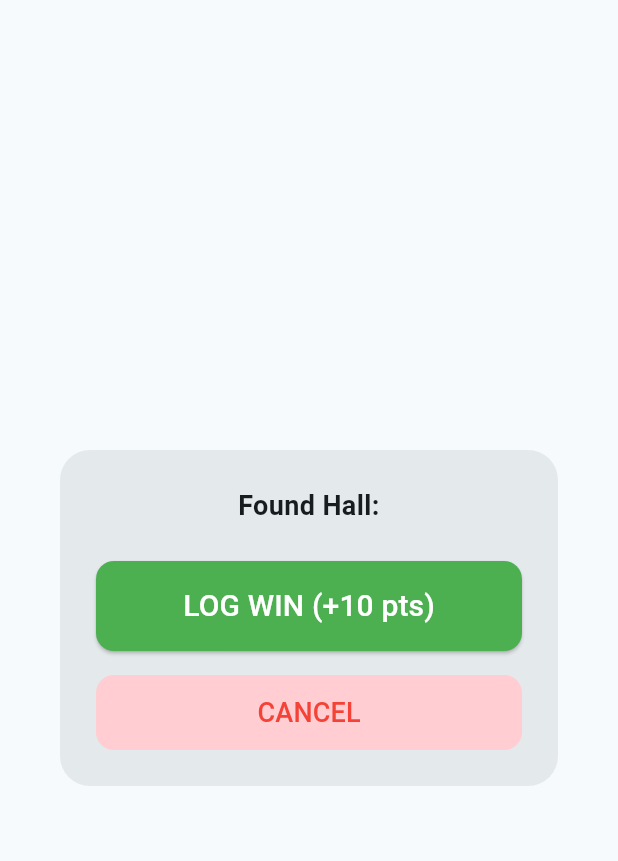
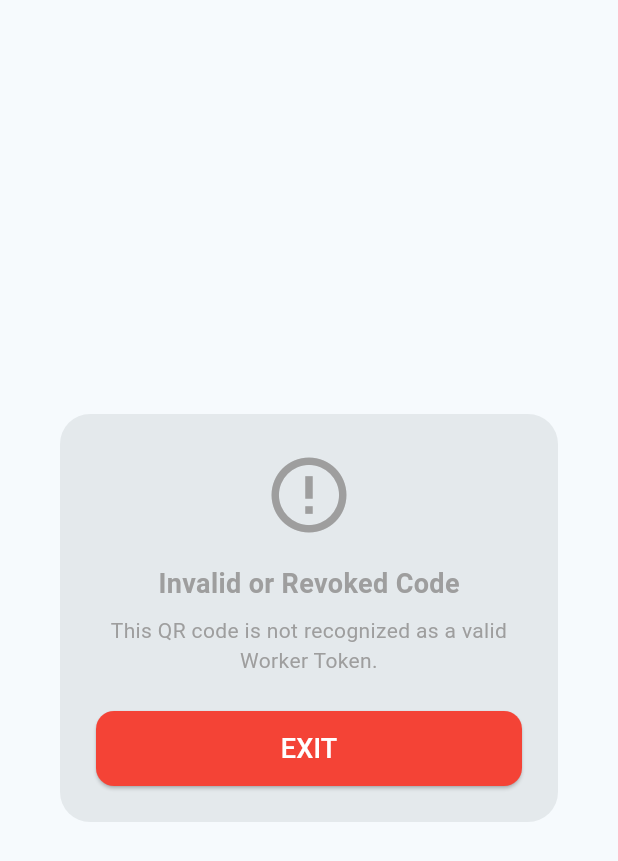
Before and after one commit to Jaledia97/freespc-2026, a Flutter app: the ScanActionDialog widget shown alone on an empty page, opened directly with empty values, on a phone screen of 412 x 824 dp. Shown: the top 861 px of the screen. Run offline on Flutter 3.47's test engine with Material 3 defaults, Android fonts, the phone set to English and light mode, and no system bars; our stand-ins replace cloud_firestore, firebase_auth, firebase_core, flutter_riverpod, freezed_annotation, google_sign_in; missing offline and left inert: mobile_scanner; accounts and stored records are empty; network calls fail.

Commit message:
feat: implement secure qr token scanner and owner role verification

```diff
--- a/lib/features/home/repositories/hall_repository.dart
+++ b/lib/features/home/repositories/hall_repository.dart
@@ -1,6 +1,7 @@
 import 'package:cloud_firestore/cloud_firestore.dart';
 import 'package:flutter_riverpod/flutter_riverpod.dart';
 import '../../../models/bingo_hall_model.dart';
+import '../../../models/user_model.dart'; // Import UserModel
 import 'dart:math';
 
 final hallRepositoryProvider = Provider((ref) => HallRepository(FirebaseFirestore.instance));
@@ -42,4 +43,56 @@ class HallRepository {
 
     await docRef.set(hallWithId.toJson());
   }
+
+  Future<void> seedMaryEstherEnv(String userId) async {
+    const hallId = 'mary-esther-bingo';
+
+    // 1. Create/Update the specific Hall
+    final hall = BingoHallModel(
+      id: hallId,
+      name: "Mary Esther Bingo",
+      beaconUuid: "meb-beacon-001",
+      latitude: 30.407,
+      longitude: -86.662,
+      isActive: true,
+    );
+
+    await _firestore.collection('bingo_halls').doc(hallId).set(hall.toJson());
+
+    // 2. Update the User to be Owner
+    final userRef = _firestore.collection('users').doc(userId);
+
+    await userRef.update({
+      'role': 'owner',
+      'homeBaseId': hallId,
+      'qrToken': 'meb-owner-token-${userId.substring(0, 5)}', // Semi-stable token
+    });
+  }
+
+  Future<UserModel?> getWorkerFromQr(String qrToken) async {
+    try {
+      print('Scanning for Token: $qrToken');
+      final querySnapshot = await _firestore
+          .collection('users')
+          .where('qrToken', isEqualTo: qrToken)
+          .limit(1)
+          .get();
+
+      if (querySnapshot.docs.isEmpty) return null;
+
+      final userDoc = querySnapshot.docs.first;
+      final user = UserModel.fromJson(userDoc.data());
+
+      // Validate Role
+      final validRoles = ['worker', 'admin', 'owner'];
+      if (!validRoles.contains(user.role)) {
+        return null; // Found user but not authorized
+      }
+
+      return user;
+    } catch (e) {
+      print("Error finding worker: $e");
+      return null;
+    }
+  }
 }
--- a/lib/features/scan/presentation/scan_action_dialog.dart
+++ b/lib/features/scan/presentation/scan_action_dialog.dart
@@ -2,16 +2,20 @@ import 'package:flutter/material.dart';
 import 'package:flutter_riverpod/flutter_riverpod.dart';
 import '../../wallet/services/transaction_service.dart';
 import '../../../services/auth_service.dart';
+import '../../home/repositories/hall_repository.dart';
+import '../../../models/user_model.dart';
+import '../../../models/bingo_hall_model.dart'; // Just in case, though we used string ID
 
-enum DialogState { idle, loading, success }
+// Added notFound state
+enum DialogState { checking, idle, loading, success, notFound }
 
 class ScanActionDialog extends ConsumerStatefulWidget {
-  final String hallId;
+  final String content;
   final VoidCallback onResumeCamera;
 
   const ScanActionDialog({
     super.key,
-    required this.hallId,
+    required this.content,
     required this.onResumeCamera,
   });
 
@@ -20,7 +24,37 @@ class ScanActionDialog extends ConsumerStatefulWidget {
 }
 
 class _ScanActionDialogState extends ConsumerState<ScanActionDialog> {
-  DialogState _state = DialogState.idle;
+  DialogState _state = DialogState.checking;
+  UserModel? _verifiedWorker;
+  String? _targetHallId;
+
+  @override
+  void initState() {
+    super.initState();
+    _verifyScanContent();
+  }
+
+  Future<void> _verifyScanContent() async {
+    // Check if this is a worker
+    final worker = await ref.read(hallRepositoryProvider).getWorkerFromQr(widget.content);
+
+    if (worker != null && worker.homeBaseId != null) {
+      _verifiedWorker = worker;
+      _targetHallId = worker.homeBaseId;
+      if (mounted) {
+        setState(() {
+           _state = DialogState.idle; // Idle here means "Found & Waiting for confirmation"
+        });
+      }
+    } else {
+      // STRICT: If not a worker, it is INVALID.
+      if (mounted) {
+        setState(() {
+           _state = DialogState.notFound;
+        });
+      }
+    }
+  }
 
   @override
   Widget build(BuildContext context) {
@@ -31,12 +65,54 @@ class _ScanActionDialogState extends ConsumerState<ScanActionDialog> {
         child: Column(
           mainAxisSize: MainAxisSize.min,
           children: [
-            if (_state == DialogState.idle) ...[
-              Text(
-                "Found Hall: ${widget.hallId}",
-                style: const TextStyle(fontSize: 18, fontWeight: FontWeight.bold),
-                textAlign: TextAlign.center,
+            if (_state == DialogState.checking) ...[
+              const CircularProgressIndicator(),
+              const SizedBox(height: 16),
+              const Text("Verifying Code..."),
+            ] else if (_state == DialogState.notFound) ...[
+               const Icon(Icons.error_outline, color: Colors.grey, size: 60),
+               const SizedBox(height: 16),
+               const Text(
+                 "Invalid or Revoked Code",
+                 style: TextStyle(fontSize: 18, fontWeight: FontWeight.bold, color: Colors.grey),
+               ),
+               const SizedBox(height: 8),
+               const Text(
+                 "This QR code is not recognized as a valid Worker Token.",
+                 textAlign: TextAlign.center,
+                 style: TextStyle(color: Colors.grey),
+               ),
+               const SizedBox(height: 24),
+               SizedBox(
+                width: double.infinity,
+                height: 50,
+                child: ElevatedButton(
+                  style: ElevatedButton.styleFrom(
+                    backgroundColor: Colors.red,
+                    foregroundColor: Colors.white,
+                    shape: RoundedRectangleBorder(
+                      borderRadius: BorderRadius.circular(12),
+                    ),
+                  ),
+                  onPressed: () {
+                    Navigator.pop(context);
+                  },
+                  child: const Text("EXIT", style: TextStyle(fontSize: 18)),
+                ),
               ),
+            ] else if (_state == DialogState.idle) ...[
+                 // Worker Found State
+                 const Icon(Icons.verified_user, color: Colors.blue, size: 48),
+                 const SizedBox(height: 8),
+                 Text(
+                  "Verified by ${_verifiedWorker!.firstName}",
+                  style: const TextStyle(fontSize: 18, fontWeight: FontWeight.bold, color: Colors.blue),
+                  textAlign: TextAlign.center,
+                ),
+                Text("Role: ${_verifiedWorker!.role}", style: const TextStyle(fontSize: 12, color: Colors.grey)),
+                const SizedBox(height: 16),
+                Text("Checking in at: $_targetHallId"),
+
               const SizedBox(height: 24),
               SizedBox(
                 width: double.infinity,
@@ -50,7 +126,7 @@ class _ScanActionDialogState extends ConsumerState<ScanActionDialog> {
                     ),
                   ),
                   onPressed: _logWin,
-                  child: const Text("LOG WIN (+10 pts)", style: TextStyle(fontSize: 20)),
+                  child: const Text("ACCEPT WIN (+10 pts)", style: TextStyle(fontSize: 20)),
                 ),
               ),
               const SizedBox(height: 16),
@@ -74,11 +150,13 @@ class _ScanActionDialogState extends ConsumerState<ScanActionDialog> {
             ] else if (_state == DialogState.loading) ...[
               const CircularProgressIndicator(),
               const SizedBox(height: 16),
-              const Text("Processing..."),
+              const Text("Processing Transaction..."),
             ] else if (_state == DialogState.success) ...[
               const Icon(Icons.check_circle, color: Colors.green, size: 80),
               const SizedBox(height: 16),
               const Text("Points Added!", style: TextStyle(fontSize: 20, fontWeight: FontWeight.bold)),
+              if (_verifiedWorker != null)
+                const Text("Authorized Transaction", style: TextStyle(color: Colors.grey)),
             ],
           ],
         ),
@@ -90,34 +168,23 @@ class _ScanActionDialogState extends ConsumerState<ScanActionDialog> {
     setState(() => _state = DialogState.loading);
 
     final user = ref.read(authStateChangesProvider).value;
-    if (user != null) {
+    if (user != null && _targetHallId != null) {
       try {
         await ref.read(transactionServiceProvider).awardPoints(
           userId: user.uid,
-          hallId: widget.hallId,
+          hallId: _targetHallId!,
           points: 10,
-          description: "Scanned at ${widget.hallId}",
+          description: "Authorized Check-in by ${_verifiedWorker!.firstName} (${_verifiedWorker!.role})",
+          authorizedByWorkerId: _verifiedWorker?.uid,
         );
 
         setState(() => _state = DialogState.success);
 
-        // Wait 1.5s then close
         await Future.delayed(const Duration(milliseconds: 1500));
 
         if (mounted) {
-          Navigator.pop(context); // Close Dialog
-          Navigator.of(context).popUntil((route) => route.isFirst); // Go to Home (assuming Scan is moved to)
-          // Or just close scanner if it is a tab.
-          // If Scanner is a tab, we probably just want to close the dialog.
-          // But requirement said "Close Scanner (pop)".
-          // Let's assume Scanner is accessed via FAB and is a pushed route?
-          // Actually MainLayout has it as a TAB/FAB.
-          // If it's the `MainLayout` FAB, we are in `ScanScreen`.
-          // If we want to "Go Home", we can just switch tab or pop if `ScanScreen` was pushed.
-          // Given `MainLayout` structure "Docked Navigation", let's assume `ScanScreen` might be a modal or separate screen.
-          // Re-reading `MainLayout`: it uses `widget.child`? No, standard Scaffold.
-          // Wait, `MainLayout` refactor... let's check `MainLayout` code later.
-          // For now, let's just close the dialog.
+          Navigator.pop(context);
+          Navigator.of(context).popUntil((route) => route.isFirst);
 
           ScaffoldMessenger.of(context).showSnackBar(
             const SnackBar(content: Text('Points Added!')),
--- a/lib/features/scan/presentation/scan_screen.dart
+++ b/lib/features/scan/presentation/scan_screen.dart
@@ -52,7 +52,7 @@ class _ScanScreenState extends State<ScanScreen> {
                 context: context,
                 barrierDismissible: false,
                 builder: (context) => ScanActionDialog(
-                  hallId: code,
+                  content: code!,
                   onResumeCamera: () { },
                 ),
               ).then((_) {
--- a/lib/features/wallet/services/transaction_service.dart
+++ b/lib/features/wallet/services/transaction_service.dart
@@ -13,6 +13,7 @@ class TransactionService {
     required String hallId,
     required int points,
     required String description,
+    String? authorizedByWorkerId,
   }) async {
     if (hallId.isEmpty) {
        throw Exception("Invalid Hall ID (Empty)");
@@ -45,6 +46,7 @@ class TransactionService {
         'timestamp': FieldValue.serverTimestamp(),
         'type': 'earn',
         'description': description,
+        if (authorizedByWorkerId != null) 'authorizedByWorkerId': authorizedByWorkerId,
       });
     });
   }
--- a/lib/models/user_model.dart
+++ b/lib/models/user_model.dart
@@ -14,9 +14,10 @@ abstract class UserModel with _$UserModel {
     required DateTime birthday,
     String? phoneNumber,
     String? recoveryEmail,
-    @Default('player') String role,
+    @Default('player') String role, // player, worker, admin, owner
     @Default(0) int currentPoints,
     String? homeBaseId,
+    String? qrToken,
   }) = _UserModel;
 
   factory UserModel.fromJson(Map<String, Object?> json) => _$UserModelFromJson(json);
```
Also changed, not shown: lib/features/profile/presentation/profile_screen.dart (+14 -0 lines), lib/models/user_model.freezed.dart, lib/models/user_model.g.dart.
